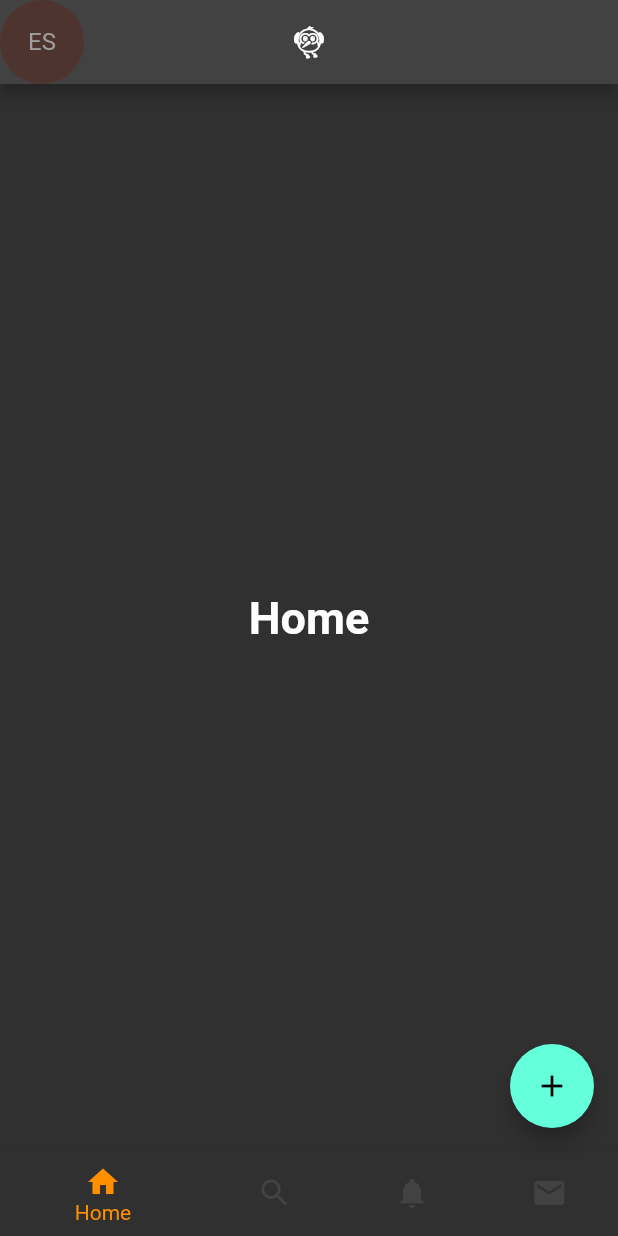
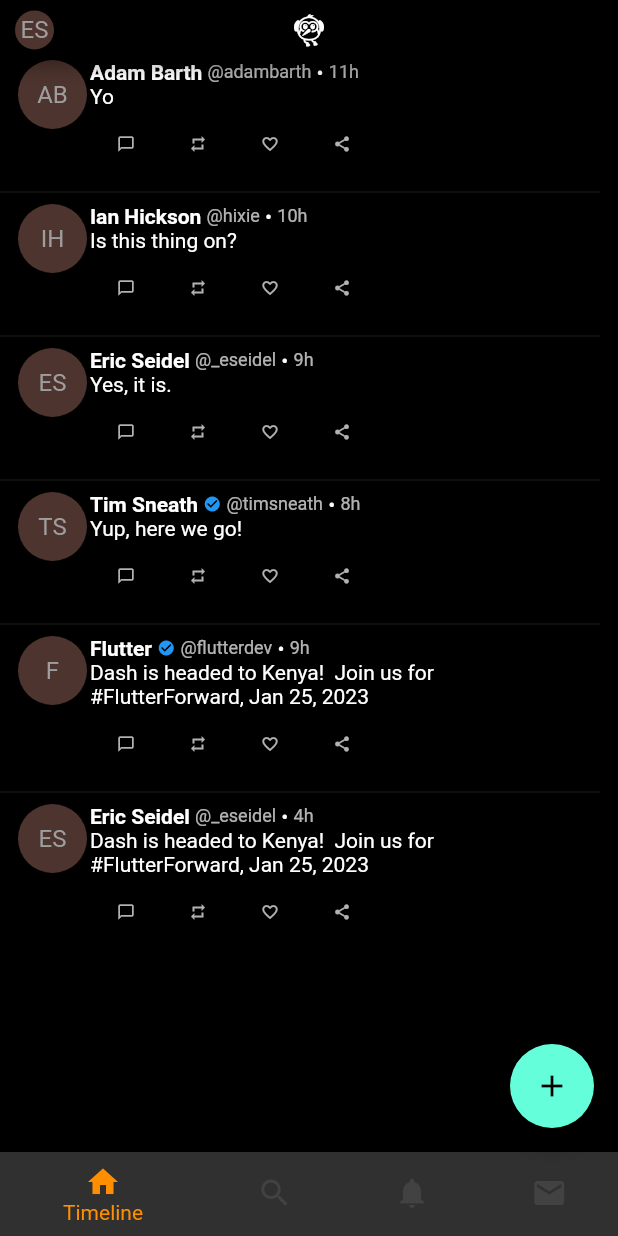
Before and after one commit to shorebirdtech/twutter, a Flutter app: the screen it shows after launch, after a tap on the "add" icon, on a phone screen of 412 x 824 dp. Run offline on Flutter 3.47's test engine with Material 2 defaults, Android fonts, the phone set to English and light mode, and no system bars; accounts and stored records are empty.

Commit message:
Sketch out a timeline UI with some mock data
I'd forgotten how much fun it was to write some Flutter code.

```diff
--- a/lib/main.dart
+++ b/lib/main.dart
@@ -1,6 +1,6 @@
 import 'package:flutter/material.dart';
 
-import 'src/app.dart';
+import 'src/view/app.dart';
 
 void main() {
   runApp(const TwutterApp());
--- a/lib/src/app.dart
+++ /dev/null
@@ -1,16 +0,0 @@
-import 'package:flutter/material.dart';
-
-import 'navigation.dart';
-
-class TwutterApp extends StatelessWidget {
-  const TwutterApp({super.key});
-
-  @override
-  Widget build(BuildContext context) {
-    return MaterialApp(
-      title: 'Twutter',
-      theme: ThemeData.dark(),
-      home: const RootNavigation(),
-    );
-  }
-}
--- /dev/null
+++ b/lib/src/model/flap.dart
@@ -0,0 +1,76 @@
+import 'user.dart';
+import 'model.dart';
+
+// Retweet or not (can wrap)
+// Author line
+// Official (only on promoted)
+// Content
+// Media (or quote tweet)
+// View count (only on videos)
+// Controls
+// "Show this thread" (only on threads)
+// Promoted marker (only on promoted)
+
+class DraftFlap {
+  final String authorId;
+  final String? previousFlapId; // for threads
+  final String? originalFlapId; // for retweets
+  final bool isPromoted;
+  final String content;
+
+  const DraftFlap.compose({required this.authorId, required this.content})
+      : isPromoted = false,
+        originalFlapId = null,
+        previousFlapId = null;
+
+  const DraftFlap.reply(
+      {required this.authorId,
+      required this.previousFlapId,
+      required this.content})
+      : isPromoted = false,
+        originalFlapId = null;
+
+  const DraftFlap.promoted({required this.authorId, required this.content})
+      : isPromoted = true,
+        originalFlapId = null,
+        previousFlapId = null;
+
+  const DraftFlap.reflap(
+      {required this.authorId,
+      required this.originalFlapId,
+      required this.content})
+      : isPromoted = false,
+        previousFlapId = null;
+}
+
+class Flap {
+  final String id; // Only on confirmed flaps?
+  final String authorId;
+  final String? previousFlapId; // for threads
+  final String? originalFlapId; // for retweets
+  final bool isPromoted;
+  final String content;
+  final DateTime createdAt;
+
+  final int replyCount = 0;
+  final int reflapCount = 0;
+  final int likeCount = 0;
+
+  User get author => model.userById(authorId);
+
+  Flap(
+      {required this.id,
+      required this.authorId,
+      required this.content,
+      required this.createdAt,
+      this.previousFlapId,
+      this.originalFlapId,
+      this.isPromoted = false});
+
+  Flap.fromDraft(DraftFlap draft, this.createdAt, this.id)
+      : authorId = draft.authorId,
+        content = draft.content,
+        previousFlapId = draft.previousFlapId,
+        originalFlapId = draft.originalFlapId,
+        isPromoted = draft.isPromoted;
+}
--- /dev/null
+++ b/lib/src/model/model.dart
@@ -0,0 +1,111 @@
+import 'user.dart';
+import 'flap.dart';
+
+var _eric =
+    const User(id: '0', displayName: 'Eric Seidel', handle: '@_eseidel');
+var _adam =
+    const User(id: '1', displayName: 'Adam Barth', handle: '@adambarth');
+var _ian = const User(id: '2', displayName: 'Ian Hickson', handle: '@hixie');
+var _tim = const User(
+    id: '3', displayName: 'Tim Sneath', handle: '@timsneath', verified: true);
+var _flutter = const User(
+    id: '4',
+    displayName: 'Flutter',
+    handle: '@flutterdev',
+    verified: true,
+    official: true);
+
+var demoUsers = [_eric, _adam, _ian, _tim, _flutter];
+
+DateTime _ago({int days = 0, int hours = 0, int minutes = 0}) => DateTime.now()
+    .subtract(Duration(days: days, hours: hours, minutes: minutes));
+
+class _DummyStoreBuilder {
+  int lastId = 0;
+  List<Flap> flaps = [];
+
+  Flap flapWithId(String id) => flaps.firstWhere((f) => f.id == id);
+
+  void validate(DraftFlap draft, DateTime createdAt) {
+    if (draft.originalFlapId != null) {
+      var original = flapWithId(draft.originalFlapId!);
+      if (createdAt.isBefore(original.createdAt)) {
+        throw ArgumentError('Replies must be newer than the original flap.');
+      }
+    }
+  }
+
+  void addFlap(DraftFlap draft, DateTime createdAt) {
+    validate(draft, createdAt);
+    var flap = Flap.fromDraft(draft, createdAt, genId());
+    flaps.add(flap);
+  }
+
+  Flap previousFlap() => flaps.last;
+  String genId() => (lastId++).toString();
+
+  void flap(User author, String content, DateTime createdAt) {
+    var flap = DraftFlap.compose(
+      authorId: author.id,
+      content: content,
+    );
+    addFlap(flap, createdAt);
+  }
+
+  void reply(User author, Flap previous, String content, DateTime createdAt) {
+    var flap = DraftFlap.reply(
+      previousFlapId: previous.id,
+      authorId: author.id,
+      content: content,
+    );
+    addFlap(flap, createdAt);
+  }
+
+  // Retweets drop promotion status?
+  // What happens to a retweet of a retweet?
+  void reflap(User author, Flap original, DateTime createdAt) {
+    if (createdAt.isBefore(original.createdAt)) {
+      throw ArgumentError('Reflaps must be newer than the original flap.');
+    }
+    var flap = DraftFlap.reflap(
+      authorId: author.id,
+      originalFlapId: original.id,
+      content: original.content,
+    );
+    addFlap(flap, createdAt);
+  }
+
+  DataStore build() {
+    var store = DataStore();
+    store.me = _eric;
+    // Things to test:
+    // Retweet or not (can wrap)
+    // Author line
+    // Official (only on promoted)
+    // Content
+    // Media (or quote tweet)
+    // View count (only on videos)
+    // Controls
+    // "Show this thread" (only on threads)
+    // Promoted marker (only on promoted)
+    flap(_adam, "Yo", _ago(hours: 11));
+    flap(_ian, "Is this thing on?", _ago(hours: 10));
+    reply(_eric, previousFlap(), "Yes, it is.", _ago(hours: 9));
+    reply(_tim, previousFlap(), "Yup, here we go!", _ago(hours: 8));
+    flap(
+        _flutter,
+        "Dash is headed to Kenya!  Join us for #FlutterForward, Jan 25, 2023",
+        _ago(hours: 9));
+    reflap(_eric, previousFlap(), _ago(hours: 4));
+    store.latestFlaps = flaps;
+    return store;
+  }
+}
+
+class DataStore {
+  User? me;
+  User userById(String id) => demoUsers.firstWhere((u) => u.id == id);
+  List<Flap> latestFlaps = [];
+}
+
+var model = _DummyStoreBuilder().build();
--- /dev/null
+++ b/lib/src/model/user.dart
@@ -0,0 +1,18 @@
+class User {
+  final String id;
+  final String displayName;
+  final String handle;
+  final bool official;
+  final bool verified;
+
+  // Good enough hack for now.
+  String get initials => displayName.split(' ').map((s) => s[0]).join();
+
+  const User({
+    required this.id,
+    required this.displayName,
+    required this.handle,
+    this.official = false,
+    this.verified = false,
+  });
+}
--- a/lib/src/navigation.dart
+++ b/lib/src/navigation.dart
@@ -1,4 +1,8 @@
 import 'package:flutter/material.dart';
+import 'package:twutter/src/view/avatar.dart';
+import 'package:twutter/src/view/config.dart';
+import 'model/model.dart';
+import 'view/timeline.dart';
 
 class RootNavigation extends StatefulWidget {
   const RootNavigation({super.key});
@@ -7,74 +11,105 @@
   State<RootNavigation> createState() => _RootNavigationState();
 }
 
+class Screen {
+  final String title;
+  final Widget? appBarTitleOverride;
+  final Widget body;
+  final Widget floatingActionButton;
+  final Icon navigationIcon;
+
+  const Screen({
+    required this.title,
+    this.appBarTitleOverride,
+    required this.body,
+    required this.floatingActionButton,
+    required this.navigationIcon,
+  });
+
+  Widget get appBarTitle => appBarTitleOverride ?? Text(title);
+}
+
+class _Placeholder extends StatelessWidget {
+  final String title;
+
+  const _Placeholder(this.title);
+
+  @override
+  Widget build(BuildContext context) {
+    return Center(
+      child: Text(title,
+          style: const TextStyle(fontSize: 30, fontWeight: FontWeight.bold)),
+    );
+  }
+}
+
 class _RootNavigationState extends State<RootNavigation> {
-  int _selectedIndex = 0;
-  static const TextStyle optionStyle =
-      TextStyle(fontSize: 30, fontWeight: FontWeight.bold);
-  static const List<Widget> _widgetOptions = <Widget>[
-    Text(
-      'Home',
-      style: optionStyle,
+  int _selectedScreenIndex = 0;
+
+  static FloatingActionButton composeButton = FloatingActionButton(
+    onPressed: () {},
+    tooltip: 'Compose',
+    child: const Icon(Icons.add),
+  );
+
+  static final List<Screen> _screens = <Screen>[
+    Screen(
+      title: "Timeline",
+      body: const Timeline(),
+      appBarTitleOverride: const Icon(Icons.flutter_dash),
+      floatingActionButton: composeButton,
+      navigationIcon: const Icon(Icons.home),
     ),
-    Text(
-      'Search',
-      style: optionStyle,
+    Screen(
+      title: "Search",
+      body: const _Placeholder("Search"),
+      floatingActionButton: composeButton,
+      navigationIcon: const Icon(Icons.search),
     ),
-    Text(
-      'Notifications',
-      style: optionStyle,
+    Screen(
+      title: "Notifications",
+      body: const _Placeholder("Notifications"),
+      floatingActionButton: composeButton,
+      navigationIcon: const Icon(Icons.notifications),
     ),
-    Text(
-      'Messages',
-      style: optionStyle,
+    Screen(
+      title: "Messages",
+      body: const _Placeholder("Messages"),
+      floatingActionButton: composeButton,
+      navigationIcon: const Icon(Icons.mail),
     ),
   ];
 
   void _onItemTapped(int index) {
     setState(() {
-      _selectedIndex = index;
+      _selectedScreenIndex = index;
     });
   }
+
+  Screen get selectedScreen => _screens[_selectedScreenIndex];
 
   @override
   Widget build(BuildContext context) {
     return Scaffold(
       appBar: AppBar(
-        leading: CircleAvatar(
-          backgroundColor: Colors.brown.shade800,
-          child: const Text('ES'),
-        ),
-        title: const Icon(Icons.flutter_dash),
+        toolbarHeight: 40,
+        // FIXME: This Padding is a hack to shrink the CircleAvatar.
+        leading: Padding(
+          padding: const EdgeInsets.fromLTRB(
+              LayoutConfig.timelineHorizontalPadding, 0, 20, 0),
+          child: AvatarView(user: model.me!),
+        ), // Decide what logged out behavior is?
+        title: selectedScreen.appBarTitle,
         centerTitle: true,
       ),
-      body: Center(
-        child: _widgetOptions.elementAt(_selectedIndex),
-      ),
-      floatingActionButton: FloatingActionButton(
-        onPressed: () {},
-        tooltip: 'Compose',
-        child: const Icon(Icons.add),
-      ),
+      body: selectedScreen.body,
+      floatingActionButton: selectedScreen.floatingActionButton,
       bottomNavigationBar: BottomNavigationBar(
-        items: const <BottomNavigationBarItem>[
-          BottomNavigationBarItem(
-            icon: Icon(Icons.home),
-            label: 'Home',
-          ),
-          BottomNavigationBarItem(
-            icon: Icon(Icons.search),
-            label: 'Search',
-          ),
-          BottomNavigationBarItem(
-            icon: Icon(Icons.notifications),
-            label: 'Notifications',
-          ),
-          BottomNavigationBarItem(
-            icon: Icon(Icons.mail),
-            label: 'Messages',
-          ),
-        ],
-        currentIndex: _selectedIndex,
+        items: _screens
+            .map((e) =>
+                BottomNavigationBarItem(icon: e.navigationIcon, label: e.title))
+            .toList(),
+        currentIndex: _selectedScreenIndex,
         selectedItemColor: Colors.amber[800],
         onTap: _onItemTapped,
       ),
--- /dev/null
+++ b/lib/src/view/app.dart
@@ -0,0 +1,22 @@
+import 'package:flutter/material.dart';
+
+import '../navigation.dart';
+
+class TwutterApp extends StatelessWidget {
+  const TwutterApp({super.key});
+
+  @override
+  Widget build(BuildContext context) {
+    return MaterialApp(
+      title: 'Twutter',
+      theme: ThemeData.dark().copyWith(
+        primaryColor: Colors.black,
+        scaffoldBackgroundColor: Colors.black,
+        appBarTheme: ThemeData.dark().appBarTheme.copyWith(
+              backgroundColor: Colors.black,
+            ),
+      ),
+      home: const RootNavigation(),
+    );
+  }
+}
--- /dev/null
+++ b/lib/src/view/avatar.dart
@@ -0,0 +1,17 @@
+import 'package:flutter/material.dart';
+import '../model/user.dart';
+
+class AvatarView extends StatelessWidget {
+  final User user;
+  final double? radius;
+  const AvatarView({super.key, required this.user, this.radius});
+
+  @override
+  Widget build(BuildContext context) {
+    return CircleAvatar(
+      backgroundColor: Colors.brown.shade800,
+      radius: radius,
+      child: Text(user.initials),
+    );
+  }
+}
--- /dev/null
+++ b/lib/src/view/config.dart
@@ -0,0 +1,9 @@
+// This should vary with media queries?
+class LayoutConfig {
+  static const double timelineHorizontalPadding = 10;
+  static const double timelineWidth = 400;
+  static const double avatarColumnWidth = 50;
+  static const double avatarRightPadding = 4;
+  static const double avatarRadius =
+      (avatarColumnWidth - avatarRightPadding) / 2;
+}
--- /dev/null
+++ b/lib/src/view/flap.dart
@@ -0,0 +1,124 @@
+import 'package:flutter/material.dart';
+import 'package:twutter/src/view/avatar.dart';
+import '../model/flap.dart';
+import 'config.dart';
+import 'theme.dart';
+
+class FlapControl extends StatelessWidget {
+  static const double controlsSize = 12;
+
+  final IconData iconData;
+  final int? count;
+  final VoidCallback? onPressed;
+
+  const FlapControl(
+      {super.key, required this.iconData, this.count, this.onPressed});
+
+  @override
+  Widget build(BuildContext context) {
+    return IconButton(
+      onPressed: onPressed,
+      icon: Icon(
+        iconData,
+        size: controlsSize,
+        color: TwutterTheme.backgroundIconColor(context),
+      ),
+    );
+  }
+}
+
+class FlapView extends StatelessWidget {
+  final Flap flap;
+
+  static const double checkmarkSize = 12;
+
+  const FlapView({super.key, required this.flap});
+
+  String timeSince(DateTime time) {
+    var since = DateTime.now().difference(time);
+    if (since.inDays > 0) {
+      return '${since.inDays}d';
+    } else if (since.inHours > 0) {
+      return '${since.inHours}h';
+    } else if (since.inMinutes > 0) {
+      return '${since.inMinutes}m';
+    } else {
+      return '${since.inSeconds}s';
+    }
+  }
+
+  @override
+  Widget build(BuildContext context) {
+    var authorLine = Row(
+      mainAxisAlignment: MainAxisAlignment.start,
+      children: [
+        Text(
+          flap.author.displayName,
+          style: const TextStyle(fontWeight: FontWeight.bold),
+        ),
+        if (flap.author.verified) const Text(' '),
+        if (flap.author.verified)
+          const Icon(
+            Icons.check_circle,
+            size: checkmarkSize,
+            color: Colors.blue,
+          ),
+        const Text(' '),
+        Text(
+          flap.author.handle,
+          style: TwutterTheme.backgroundText(context),
+        ),
+        const Text(' \u2022 '),
+        Text(
+          timeSince(flap.createdAt),
+          style: TwutterTheme.backgroundText(context),
+        ),
+      ],
+    );
+
+    var controls = Row(children: [
+      FlapControl(iconData: Icons.chat_bubble_outline, count: flap.replyCount),
+      FlapControl(iconData: Icons.repeat, count: flap.reflapCount),
+      FlapControl(iconData: Icons.favorite_border, count: flap.likeCount),
+      const FlapControl(iconData: Icons.share),
+    ]);
+
+    // Retweet or not (can wrap)
+    // Author line
+    // Official (only on promoted)
+    // Content
+    // Media (or quote tweet)
+    // View count (only on videos)
+    // Controls
+    // "Show this thread" (only on threads)
+    // Promoted marker (only on promoted)
+
+    return Padding(
+      padding: const EdgeInsets.symmetric(
+          horizontal: LayoutConfig.timelineHorizontalPadding),
+      child: Row(
+        mainAxisAlignment: MainAxisAlignment.start,
+        crossAxisAlignment: CrossAxisAlignment.start,
+        children: [
+          SizedBox(
+            width: LayoutConfig.avatarColumnWidth,
+            child: AvatarView(
+              user: flap.author,
+              radius: LayoutConfig.avatarRadius,
+            ),
+          ),
+          Expanded(
+            child: Column(
+              crossAxisAlignment: CrossAxisAlignment.start,
+              children: [
+                authorLine,
+                Text(flap.content),
+                controls,
+              ],
+            ),
+          )
+        ],
+      ),
+    );
+  }
+}
--- /dev/null
+++ b/lib/src/view/theme.dart
@@ -0,0 +1,11 @@
+import 'package:flutter/material.dart';
+
+class TwutterTheme {
+  static Color backgroundIconColor(BuildContext context) {
+    return Theme.of(context).textTheme.caption!.color!;
+  }
+
+  static TextStyle backgroundText(BuildContext context) {
+    return Theme.of(context).textTheme.caption!;
+  }
+}
--- /dev/null
+++ b/lib/src/view/timeline.dart
@@ -0,0 +1,24 @@
+import 'package:flutter/material.dart';
+import 'package:twutter/src/view/config.dart';
+
+import '../model/model.dart';
+import 'flap.dart';
+
+class Timeline extends StatelessWidget {
+  const Timeline({super.key});
+
+  @override
+  Widget build(BuildContext context) {
+    return SizedBox(
+      width: LayoutConfig.timelineWidth,
+      child: ListView.separated(
+        itemBuilder: ((context, index) {
+          return FlapView(flap: model.latestFlaps[index]);
+        }),
+        itemCount: model.latestFlaps.length,
+        separatorBuilder: (context, index) => const Divider(),
+        physics: const AlwaysScrollableScrollPhysics(),
+      ),
+    );
+  }
+}
```
